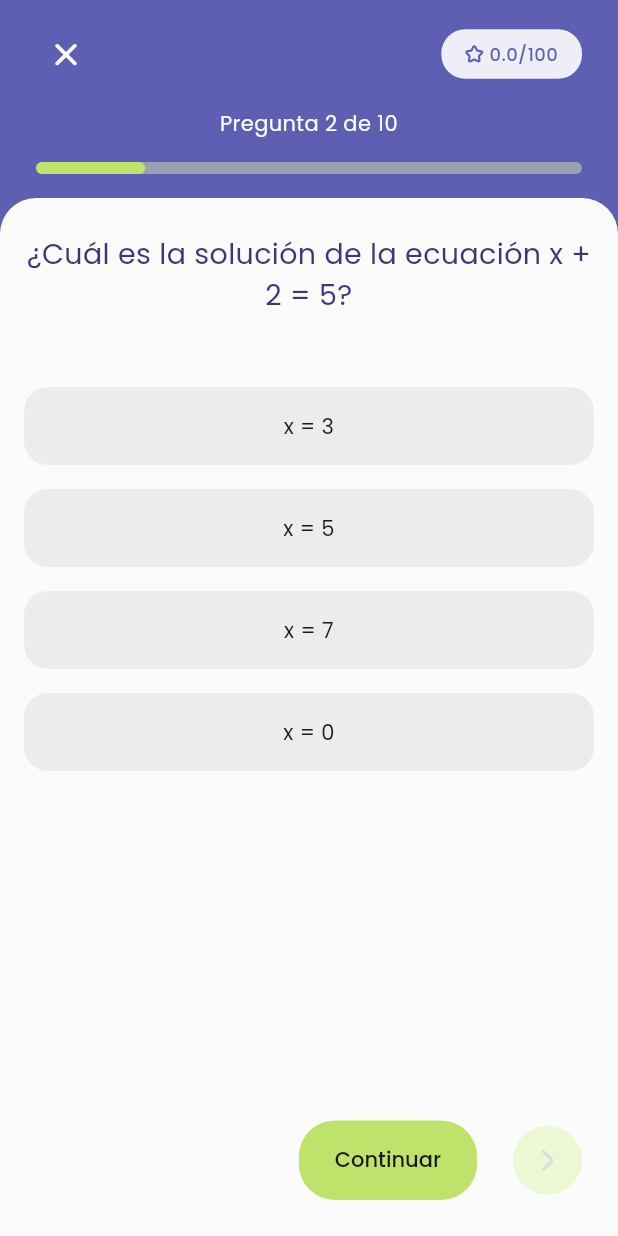
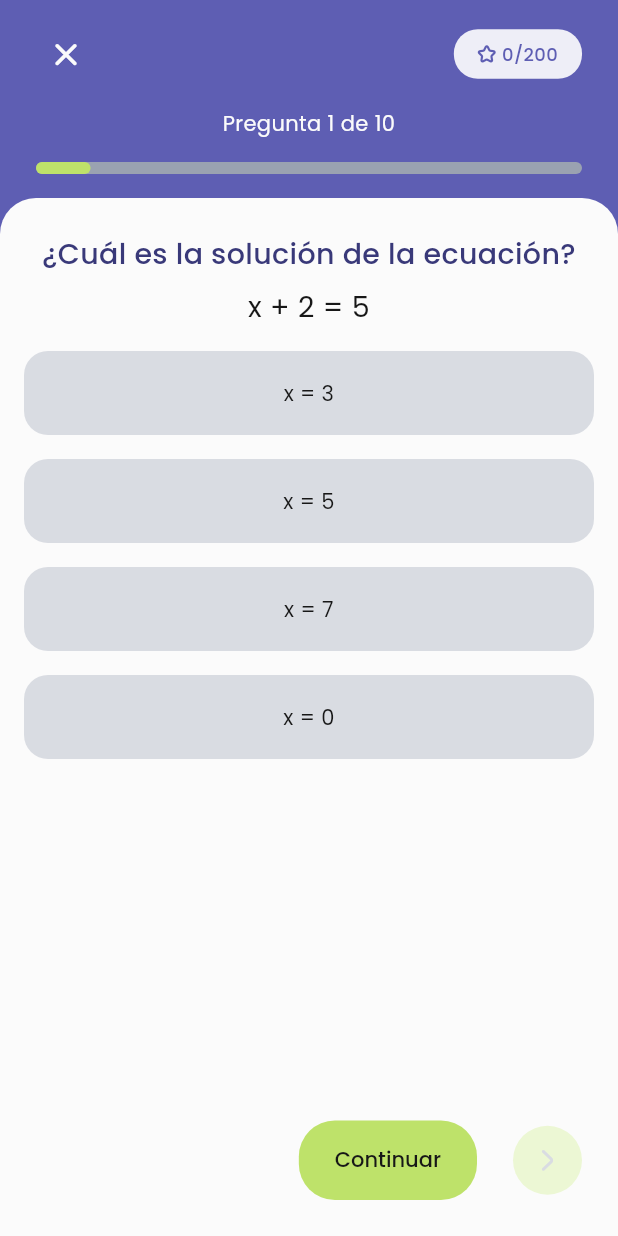
Before and after one commit to JoshuaPariona/edu_teens, a Flutter app: the CoursePage screen opened by its route, after a tap on "01", on a phone screen of 412 x 824 dp. Run offline on Flutter 3.47's test engine with Material 3 defaults, Android fonts, the phone set to English and light mode, and no system bars; our stand-ins replace go_router.

Commit message:
improve question page

```diff
--- a/lib/components/app_progress_slider.dart
+++ b/lib/components/app_progress_slider.dart
@@ -1,4 +1,5 @@
 import 'package:edu_teens/consts/app_dimensions.dart';
+import 'package:edu_teens/consts/app_durations.dart';
 import 'package:flutter/material.dart';
 
 class AppProgressSlider extends StatelessWidget {
@@ -30,7 +31,8 @@ class AppProgressSlider extends StatelessWidget {
                 borderRadius: BorderRadius.circular(height/2),
               ),
             ),
-            Container(
+            AnimatedContainer(
+              duration: AppDurations.pageTransition,
               width: progressWidth,
               height: height,
               decoration: BoxDecoration(
--- a/lib/data/courses.dart
+++ b/lib/data/courses.dart
@@ -32,11 +32,13 @@ class Option {
 
 class Question {
   final String id;
+  final String title;
   final String question;
   final List<Option> options;
 
   const Question({
     required this.id,
+    required this.title,
     required this.question,
     required this.options,
   });
@@ -75,7 +77,8 @@ final List<Course> courses = [
         questions: [
           Question(
             id: 'question1',
-            question: '¿Cuál es la solución de la ecuación x + 2 = 5?',
+            title: '¿Cuál es la solución de la ecuación?',
+            question: 'x + 2 = 5',
             options: [
               Option(id: 'option1', option: 'x = 3', isCorrect: true),
               Option(id: 'option2', option: 'x = 5', isCorrect: false),
@@ -85,8 +88,8 @@ final List<Course> courses = [
           ),
           Question(
             id: 'question2',
-            question:
-                '¿Cuál es la solución de la ecuación 2x - 4 = 10?',
+            title: '¿Cuál es la solución de la ecuación?',
+            question: '2x - 4 = 10',
             options: [
               Option(id: 'option1', option: 'x = 7', isCorrect: true),
               Option(id: 'option2', option: 'x = 5', isCorrect: false),
@@ -96,7 +99,8 @@ final List<Course> courses = [
           ),
           Question(
             id: 'question3',
-            question: '¿Cuál es la solución de la ecuación 3x + 2 = 11?',
+            title: '¿Cuál es la solución de la ecuación?',
+            question: '3x + 2 = 11',
             options: [
               Option(id: 'option1', option: 'x = 3', isCorrect: true),
               Option(id: 'option2', option: 'x = 5', isCorrect: false),
@@ -106,7 +110,8 @@ final List<Course> courses = [
           ),
           Question(
             id: 'question4',
-            question: '¿Cuál es la solución de la ecuación 4x - 8 = 0?',
+            title: '¿Cuál es la solución de la ecuación?',
+            question: '4x - 8 = 0',
             options: [
               Option(id: 'option1', option: 'x = 2', isCorrect: true),
               Option(id: 'option2', option: 'x = 5', isCorrect: false),
@@ -116,7 +121,8 @@ final List<Course> courses = [
           ),
           Question(
             id: 'question5',
-            question: '¿Cuál es la solución de la ecuación 5x + 3 = 18?',
+            title: '¿Cuál es la solución de la ecuación?',
+            question: '5x + 3 = 18',
             options: [
               Option(id: 'option1', option: 'x = 3', isCorrect: true),
               Option(id: 'option2', option: 'x = 5', isCorrect: false),
@@ -126,7 +132,8 @@ final List<Course> courses = [
           ),
           Question(
             id: 'question6',
-            question: '¿Cuál es la solución de la ecuación 6x - 12 = 0?',
+            title: '¿Cuál es la solución de la ecuación?',
+            question: '6x - 12 = 0',
             options: [
               Option(id: 'option1', option: 'x = 2', isCorrect: true),
               Option(id: 'option2', option: 'x = 5', isCorrect: false),
@@ -136,7 +143,8 @@ final List<Course> courses = [
           ),
           Question(
             id: 'question7',
-            question: '¿Cuál es la solución de la ecuación 7x + 1 = 15?',
+            title: '¿Cuál es la solución de la ecuación?',
+            question: '7x + 1 = 15',
             options: [
               Option(id: 'option1', option: 'x = 2', isCorrect: true),
               Option(id: 'option2', option: 'x = 5', isCorrect: false),
@@ -146,7 +154,8 @@ final List<Course> courses = [
           ),
           Question(
             id: 'question8',
-            question: '¿Cuál es la solución de la ecuación 8x - 16 = 0?',
+            title: '¿Cuál es la solución de la ecuación?',
+            question: '8x - 16 = 0',
             options: [
               Option(id: 'option1', option: 'x = 2', isCorrect: true),
               Option(id: 'option2', option: 'x = 5', isCorrect: false),
@@ -156,7 +165,8 @@ final List<Course> courses = [
           ),
           Question(
             id: 'question9',
-            question: '¿Cuál es la solución de la ecuación 9x + 3 = 30?',
+            title: '¿Cuál es la solución de la ecuación?',
+            question: '9x + 3 = 30',
             options: [
               Option(id: 'option1', option: 'x = 3', isCorrect: true),
               Option(id: 'option2', option: 'x = 5', isCorrect: false),
@@ -166,7 +176,8 @@ final List<Course> courses = [
           ),
           Question(
             id: 'question10',
-            question: '¿Cuál es la solución de la ecuación 10x - 20 = 0?',
+            title: '¿Cuál es la solución de la ecuación?',
+            question: '10x - 20 = 0',
             options: [
               Option(id: 'option1', option: 'x = 2', isCorrect: true),
               Option(id: 'option2', option: 'x = 5', isCorrect: false),
@@ -176,42 +187,17 @@ final List<Course> courses = [
           ),
         ],
       ),
-      Subject(
-        id: 'subject2',
-        order: 2,
-        name: 'Polinomios',
-        progress: 0.33,
-      ),
-      Subject(
-        id: 'subject3',
-        order: 3,
-        name: 'Funciones',
-        progress: 0,
-      ),
-      Subject(
-        id: 'subject4',
-        order: 4,
-        name: 'Inecuaciones',
-        progress: 0.6,
-      ),
+      Subject(id: 'subject2', order: 2, name: 'Polinomios', progress: 0.33),
+      Subject(id: 'subject3', order: 3, name: 'Funciones', progress: 0),
+      Subject(id: 'subject4', order: 4, name: 'Inecuaciones', progress: 0.6),
       Subject(
         id: 'subject5',
         order: 5,
         name: 'Sistemas de Ecuaciones',
         progress: 0.4,
       ),
-      Subject(
-        id: 'subject6',
-        order: 6,
-        name: 'Matrices',
-        progress: 0.7,
-      ),
-      Subject(
-        id: 'subject7',
-        order: 7,
-        name: 'Determinantes',
-        progress: 0.2,
-      ),
+      Subject(id: 'subject6', order: 6, name: 'Matrices', progress: 0.7),
+      Subject(id: 'subject7', order: 7, name: 'Determinantes', progress: 0.2),
     ],
   ),
   Course(
--- a/lib/pages/course_page.dart
+++ b/lib/pages/course_page.dart
@@ -3,6 +3,7 @@ import 'package:edu_teens/components/app_scroll_list.dart';
 import 'package:edu_teens/components/app_segmented_button.dart';
 import 'package:edu_teens/components/course_app_bar.dart';
 import 'package:edu_teens/components/subject_progress_card.dart';
+import 'package:edu_teens/consts/app_dimensions.dart';
 import 'package:edu_teens/consts/app_durations.dart';
 import 'package:edu_teens/data/courses.dart';
 import 'package:edu_teens/providers/course_page_scroll_controller_provider.dart';
@@ -46,9 +47,9 @@ class CoursePage extends StatelessWidget {
                       physics: const NeverScrollableScrollPhysics(),
                       controller: pageController,
                       children: [
-                        PageViewPage(),
-                        PageViewPage(),
-                        PageViewPage(),
+                        SubjectsSubPage(pageStorageKey: 'easy'),
+                        SubjectsSubPage(pageStorageKey: 'intermediate'),
+                        SubjectsSubPage(pageStorageKey: 'hard'),
                       ],
                     ),
                   ),
@@ -62,22 +63,24 @@ class CoursePage extends StatelessWidget {
   }
 }
 
-class PageViewPage extends StatelessWidget {
-  const PageViewPage({super.key});
+class SubjectsSubPage extends StatelessWidget {
+  final String pageStorageKey;
+  const SubjectsSubPage({super.key, required this.pageStorageKey});
 
   @override
   Widget build(BuildContext context) {
-    final scrollControllerProvider =
-        Provider.of<CoursePageScrollControllerProvider>(context);
+    //final scrollControllerProvider =
+    //Provider.of<CoursePageScrollControllerProvider>(context);
     return AppScrollList(
       vertical: true,
-      gap: 24,
-      controller: scrollControllerProvider.scrollController,
-      children: courses.first.subjects.map((subject) {
-        return SubjectProgressCard(
-          subject: subject,
-        );
-      }).toList(),
+      padding: 4,
+      gap: AppDimensions.spaceLarge,
+      key: PageStorageKey(pageStorageKey),
+      //controller: scrollControllerProvider.scrollController,
+      children:
+          courses.first.subjects.map((subject) {
+            return SubjectProgressCard(subject: subject);
+          }).toList(),
     );
   }
 }
--- a/lib/pages/dashboard/courses_page.dart
+++ b/lib/pages/dashboard/courses_page.dart
@@ -12,6 +12,7 @@ class CoursesPage extends StatelessWidget {
   @override
   Widget build(BuildContext context) {
     return AppPage(
+      pageStorageKey: "courses_page",
       gridView: true,
       children:
           courses.map((course) {
--- a/lib/pages/questions_page.dart
+++ b/lib/pages/questions_page.dart
@@ -2,13 +2,16 @@ import 'package:edu_teens/components/app_button.dart';
 import 'package:edu_teens/components/app_label.dart';
 import 'package:edu_teens/components/app_list.dart';
 import 'package:edu_teens/components/app_page.dart';
+import 'package:edu_teens/components/app_progress_slider.dart';
 import 'package:edu_teens/components/app_text.dart';
 import 'package:edu_teens/components/next_button.dart';
 import 'package:edu_teens/consts/app_colors.dart';
 import 'package:edu_teens/consts/app_icons.dart';
+import 'package:edu_teens/consts/app_routes.dart';
 import 'package:edu_teens/data/courses.dart';
 import 'package:edu_teens/providers/question_state_provider.dart';
 import 'package:flutter/material.dart';
+import 'package:go_router/go_router.dart';
 import 'package:provider/provider.dart';
 
 class QuestionsPage extends StatelessWidget {
@@ -18,7 +21,10 @@ class QuestionsPage extends StatelessWidget {
   Widget build(BuildContext context) {
     return Scaffold(
       body: ChangeNotifierProvider(
-        create: (_) => QuestionStateProvider(),
+        create:
+            (_) => QuestionStateProvider(
+              questionCount: courses.first.subjects[0].questions.length,
+            ),
         builder: (context, child) {
           final questionStateProvider = Provider.of<QuestionStateProvider>(
             context,
@@ -40,7 +46,7 @@ class QuestionsPage extends StatelessWidget {
                                 courses.first.subjects[0].questions.map((
                                   question,
                                 ) {
-                                  return PageViewPage(question: question);
+                                  return OptionsSubPage(question: question);
                                 }).toList(),
                           ),
                         ),
@@ -65,7 +71,10 @@ class QuestionsAppBar extends StatelessWidget {
   Widget build(BuildContext context) {
     final questionStateProvider = Provider.of<QuestionStateProvider>(context);
     final points = questionStateProvider.points;
-    final index = questionStateProvider.currentQuestionIndex;
+    final maxPoints = questionStateProvider.maxPoints;
+    final progress =
+        (questionStateProvider.currentQuestionIndex + 1) /
+        questionStateProvider.questionCount;
 
     return Container(
       decoration: BoxDecoration(color: AppColors.primary),
@@ -80,12 +89,11 @@ class QuestionsAppBar extends StatelessWidget {
                 onPressed: () {
                   Navigator.pop(context);
                 },
-                icon: const Icon(AppIcons.close),
+                icon: const Icon(AppIcons.close, color: AppColors.neutralInverted),
                 iconSize: 14,
-                color: AppColors.neutralInverted,
               ),
               AppLabel(
-                label: "$points/100",
+                label: "$points/$maxPoints",
                 type: AppLabelType.primary,
                 filled: false,
                 icon: AppIcons.star,
@@ -101,32 +109,10 @@ class QuestionsAppBar extends StatelessWidget {
             textAlign: TextAlign.center,
           ),
           const SizedBox(height: 16),
-          LayoutBuilder(
-            builder: (context, constraints) {
-              final totalWidth = constraints.maxWidth;
-              final progressWidth =
-                  totalWidth * 2 / 10;
-              return Stack(
-                children: [
-                  Container(
-                    width: totalWidth,
-                    height: 8,
-                    decoration: BoxDecoration(
-                      color: AppColors.neutralSubOrdinary,
-                      borderRadius: BorderRadius.circular(4),
-                    ),
-                  ),
-                  Container(
-                    width: progressWidth,
-                    height: 8,
-                    decoration: BoxDecoration(
-                      color: AppColors.secondaryHard,
-                      borderRadius: BorderRadius.circular(4),
-                    ),
-                  ),
-                ],
-              );
-            },
+          AppProgressSlider(
+            foregroundColor: AppColors.secondaryHard,
+            backgroundColor: AppColors.neutralSubOrdinary,
+            progress: progress,
           ),
         ],
       ),
@@ -153,12 +139,13 @@ class PageNavigation extends StatelessWidget {
         const SizedBox(width: 16),
         NextButton(
           onPress:
-              questionStateProvider.canNavigate
+              questionStateProvider.completed
                   ? () {
-                    questionStateProvider.nextQuestion();
+                    questionStateProvider.testComplete
+                        ? context.pop()
+                        : questionStateProvider.nextQuestion();
                   }
                   : null,
-
           type: NextButtonType.secondary,
         ),
       ],
@@ -166,9 +153,9 @@ class PageNavigation extends StatelessWidget {
   }
 }
 
-class PageViewPage extends StatelessWidget {
+class OptionsSubPage extends StatelessWidget {
   final Question question;
-  const PageViewPage({super.key, required this.question});
+  const OptionsSubPage({super.key, required this.question});
 
   @override
   Widget build(BuildContext context) {
@@ -178,18 +165,62 @@ class PageViewPage extends StatelessWidget {
       vertical: true,
       gap: 16,
       children: [
-        AppText(
-          question.question,
-          size: AppTextSizeType.h4,
-          weight: AppTextWeightType.regular,
-          color: AppColors.primary_7,
-          textAlign: TextAlign.center,
+        Column(
+          children: [
+            AppText(
+              question.title,
+              size: AppTextSizeType.h4,
+              weight: AppTextWeightType.medium,
+              color: AppColors.primary_7,
+              textAlign: TextAlign.center,
+            ),
+            const SizedBox(height: 8),
+            AppText(
+              question.question,
+              size: AppTextSizeType.h4,
+              weight: AppTextWeightType.regular,
+              color: AppColors.neutralBase,
+              textAlign: TextAlign.center,
+            ),
+          ],
         ),
-        SizedBox(height: 16),
         ...question.options.map((option) {
+          final isSelected = questionStateProvider.selectedOption == option;
+          final hasValidated = questionStateProvider.hasValidated;
+          final validatedIsCorrect = questionStateProvider.validatedIsCorrect;
+
+          if (isSelected) {
+            if (hasValidated) {
+              if (validatedIsCorrect == true) {
+                return OptionCard(
+                  option: option,
+                  state: OptionCardState.correct,
+                  onTap: () {
+                    questionStateProvider.selectOption(option);
+                  },
+                );
+              } else {
+                return OptionCard(
+                  option: option,
+                  state: OptionCardState.incorrect,
+                  onTap: () {
+                    questionStateProvider.selectOption(option);
+                  },
+                );
+              }
+            } else {
+              return OptionCard(
+                option: option,
+                state: OptionCardState.selected,
+                onTap: () {
+                  questionStateProvider.selectOption(option);
+                },
+              );
+            }
+          }
           return OptionCard(
             option: option,
-            isSelected: questionStateProvider.selectedOption == option,
+            state: OptionCardState.idle,
             onTap: () {
               questionStateProvider.selectOption(option);
             },
@@ -200,17 +231,45 @@ class PageViewPage extends StatelessWidget {
   }
 }
 
+enum OptionCardState { idle, selected, correct, incorrect }
+
+class ColorBundle {
+  final Color? background;
+  final Color? border;
+
+  const ColorBundle({this.background, this.border});
+}
+
 class OptionCard extends StatelessWidget {
   final Option option;
-  final bool isSelected;
+  final OptionCardState state;
   final void Function() onTap;
 
   const OptionCard({
     super.key,
     required this.option,
-    required this.isSelected,
+    required this.state,
     required this.onTap,
   });
+
+  ColorBundle get colorBundle {
+    switch (state) {
+      case OptionCardState.idle:
+        return ColorBundle(background: AppColors.neutralDisabled);
+      case OptionCardState.selected:
+        return const ColorBundle(background: AppColors.primary_2);
+      case OptionCardState.correct:
+        return const ColorBundle(
+          background: AppColors.successSoft,
+          border: AppColors.successMedium,
+        );
+      case OptionCardState.incorrect:
+        return const ColorBundle(
+          background: AppColors.errorSoft,
+          border: AppColors.errorHard,
+        );
+    }
+  }
 
   @override
   Widget build(BuildContext context) {
@@ -218,13 +277,22 @@ class OptionCard extends StatelessWidget {
       onTap: onTap,
       child: AnimatedContainer(
         width: double.infinity,
-        duration: const Duration(milliseconds: 250),
+        duration: const Duration(milliseconds: 400),
         padding: const EdgeInsets.all(16),
         decoration: BoxDecoration(
-          color: isSelected ? AppColors.primary_2 : Colors.black.withAlpha(15),
+          color: colorBundle.background,
+          border: Border.all(
+            color: colorBundle.border ?? Colors.transparent,
+            width: 2,
+          ),
           borderRadius: BorderRadius.circular(16),
         ),
-        child: AppText(option.option, textAlign: TextAlign.center),
+        child: AppText(
+          option.option,
+          size: AppTextSizeType.body,
+          weight: AppTextWeightType.regular,
+          textAlign: TextAlign.center,
+        ),
       ),
     );
   }
--- a/lib/providers/question_state_provider.dart
+++ b/lib/providers/question_state_provider.dart
@@ -1,86 +1,94 @@
 import 'package:edu_teens/data/courses.dart';
 import 'package:flutter/material.dart';
+import 'package:edu_teens/consts/app_durations.dart';
 
 class QuestionStateProvider with ChangeNotifier {
-  final PageController pageController = PageController(initialPage: 0);
-  double _points = 0;
-  int _currentQuestionIndex = 1;
-  int _questionCount = 10;
+  final PageController _pageController = PageController(initialPage: 0);
+  final int questionCount;
+  final int _correctPoints = 20;
+  final int _incorrectPoints = -5;
+  late final int _maxPoints;
+
+  int _points = 0;
+  int _currentQuestionIndex = 0;
+  bool _testComplete = false;
+
+  //must reset in each question
+  bool _completed = false;
   Option? _selectedOption;
-  bool _canNavigate = false;
+  bool _hasValidated = false;
+  bool? _validatedIsCorrect;
 
   int get currentQuestionIndex => _currentQuestionIndex;
-  double get points => _points;
-  PageController get controller => pageController;
-  int get questionCount => _questionCount;
+  int get points => _points;
+  int get maxPoints => _maxPoints;
+  PageController get pageController => _pageController;
+  Option? get selectedOption => _selectedOption;
+  bool get completed => _completed;
+  bool get hasValidated => _hasValidated;
+  bool? get validatedIsCorrect => _validatedIsCorrect;
+  bool get testComplete => _testComplete;
 
-  Option? get selectedOption => _selectedOption;
-
-  bool get canNavigate => _canNavigate;
-
-
-  set questionCount(int count) {
-    _questionCount = count;
-    notifyListeners();
-  }
-
-  set currentQuestionIndex(int index) {
-    _currentQuestionIndex = index;
-    notifyListeners();
-  }
-
-  set points(double value) {
-    _points = value;
-    notifyListeners();
+  QuestionStateProvider({required this.questionCount}) {
+    _maxPoints = questionCount * _correctPoints;
   }
 
   void reset() {
-    _canNavigate = false;
+    _completed = false;
     _selectedOption = null;
-    _points = 0;
-    _currentQuestionIndex = 0;
-    questionCount = 0;
+    _hasValidated = false;
+    _validatedIsCorrect = null;
+    _currentQuestionIndex = _pageController.page?.round() ?? 0;
+    if (_currentQuestionIndex >= questionCount - 1) {
+      _testComplete = true;
+    } else {
+      _testComplete = false;
+    }
     notifyListeners();
   }
 
   void badResponse() {
-    _points -= 5;
+    _points += _incorrectPoints;
+    _validatedIsCorrect = false;
     notifyListeners();
   }
 
   void correctResponse() {
-    _points += 10;
+    _points += _correctPoints;
+    _validatedIsCorrect = true;
     notifyListeners();
   }
 
   void nextQuestion() {
-    reset();
-    if (_currentQuestionIndex < _questionCount) {
-      _currentQuestionIndex++;
-      pageController.nextPage(
-        duration: const Duration(milliseconds: 300),
-        curve: Curves.easeInOut,
-      );
-    }
-    notifyListeners();
+    if (!_completed) return;
+    if (_currentQuestionIndex >= questionCount - 1) return;
+
+    _pageController
+        .nextPage(
+          duration: AppDurations.pageTransition,
+          curve: Curves.easeInOut,
+        )
+        .then((_) {
+          reset();
+        });
   }
 
   void selectOption(Option option) {
+    if (_completed) return;
     _selectedOption = option;
     notifyListeners();
   }
 
   void validateSelectedOption() {
-    if (_selectedOption != null) {
-      if (_selectedOption!.isCorrect) {
-        correctResponse();
-      } else {
-        badResponse();
-      }
-      _canNavigate = true;
+    if (_completed) return;
+    if (_selectedOption == null) return;
+    _hasValidated = true;
+    if (_selectedOption!.isCorrect) {
+      correctResponse();
     } else {
-      _canNavigate = false;
+      badResponse();
     }
+    _completed = true;
     notifyListeners();
   }
 }
```
